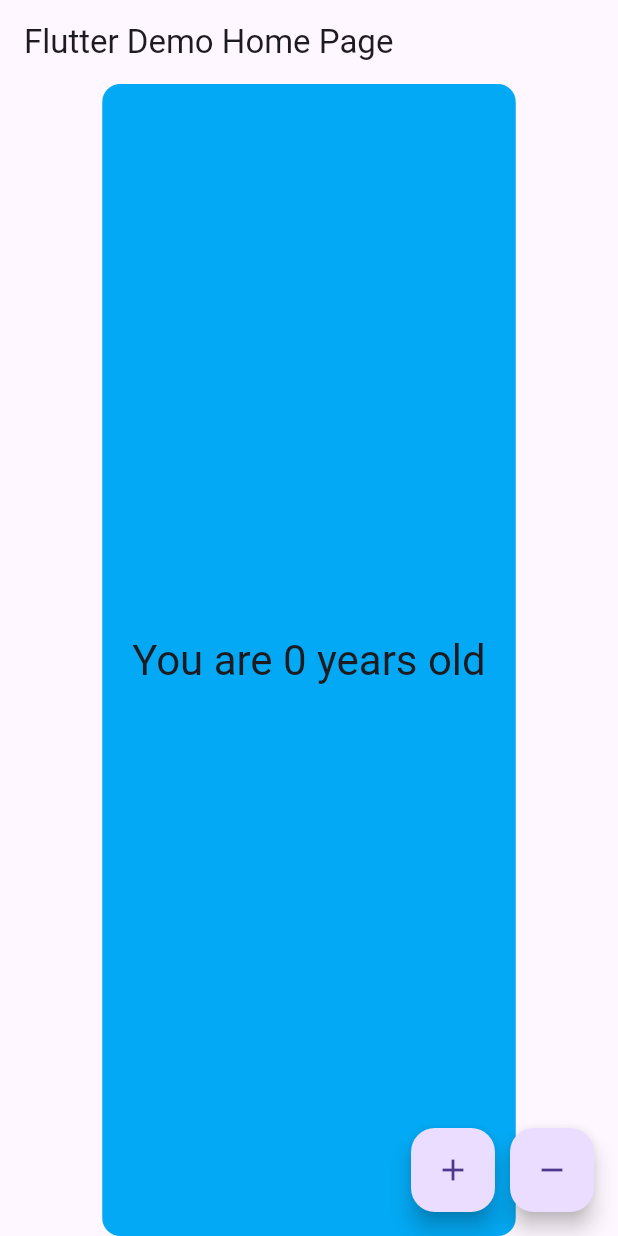
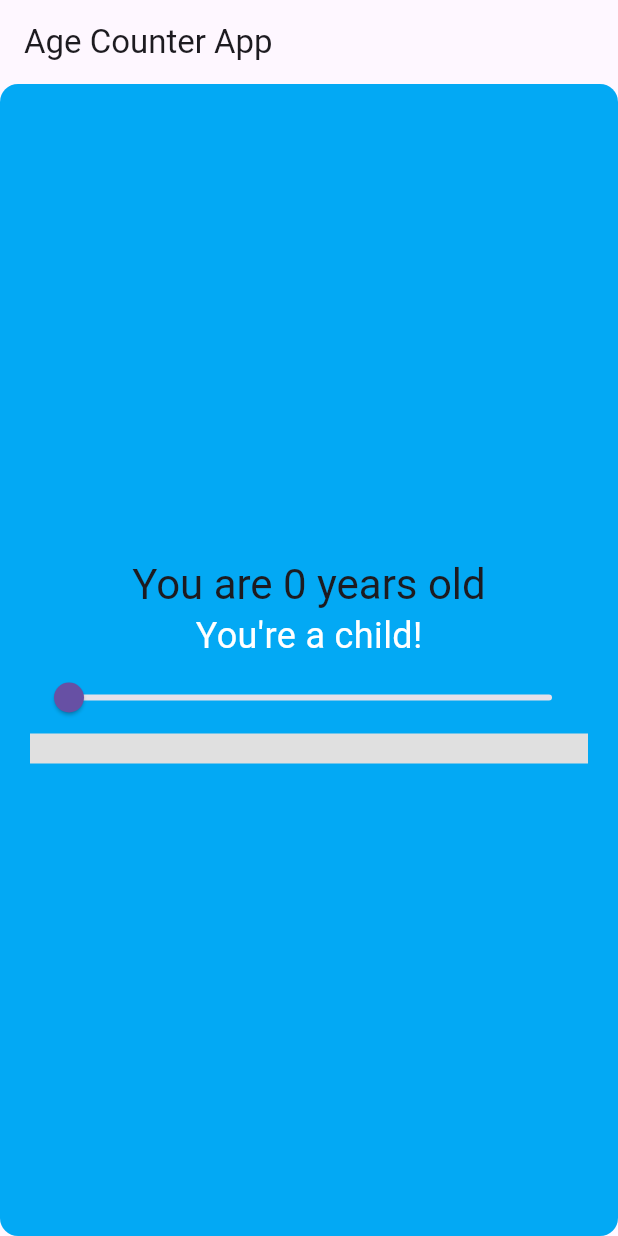
Before and after one commit to hstadler2/age_app_counter, a Flutter app: the screen it shows after launch, on a phone screen of 412 x 824 dp. Run offline on Flutter 3.47's test engine with Material 3 defaults, Android fonts, the phone set to English and light mode, and no system bars; missing offline and left inert: window_size.

Commit message:
Updated Inc/Dec to a new slider, changed colors for better visuals and buggy UI, and added comments for easy reading

```diff
--- a/lib/main.dart
+++ b/lib/main.dart
@@ -1,23 +1,33 @@
+/*
+Harrison Stadler
+02/24/2025
+ClassActivity #06
+Age Counter App
+*/
+
+// Importing necessary Dart and Flutter packages.
 import 'dart:io' show Platform;
 import 'package:flutter/foundation.dart' show kIsWeb;
 import 'package:flutter/material.dart';
 import 'package:provider/provider.dart';
 import 'package:window_size/window_size.dart';
 
+// Main entry point of the application.
 void main() {
-  setupWindow();
+  setupWindow();  // Sets up window properties for desktop apps.
   runApp(
     ChangeNotifierProvider(
-      create: (context) => Counter(),
+      create: (context) => Counter(),  // Creates a Counter object managed by Provider.
       child: const MyApp(),
     ),
   );
 }
 
+// Setup window size and title for desktop platforms, not relevant for web or mobile.
 void setupWindow() {
   if (!kIsWeb && (Platform.isWindows || Platform.isLinux || Platform.isMacOS)) {
     WidgetsFlutterBinding.ensureInitialized();
-    setWindowTitle('Provider Counter');
+    setWindowTitle('Age Counter App');
     setWindowMinSize(const Size(360, 640));
     setWindowMaxSize(const Size(360, 640));
     getCurrentScreen().then((screen) {
@@ -30,33 +40,43 @@ void setupWindow() {
   }
 }
 
+// Counter class using ChangeNotifier to allow for widgets to react to changes.
 class Counter with ChangeNotifier {
-  int value = 0;
+  int value = 0;  // Starting value of the counter.
 
-  void increment() {
-    if (value < 100) {
-      value += 1;
-      notifyListeners();
-    }
+  // Sets the counter value based on the slider and notifies widgets to rebuild.
+  void setValue(double newValue) {
+    value = newValue.round();
+    notifyListeners();
   }
 
-  void decrement() {
-    if (value > 0) {
-      value -= 1;
-      notifyListeners();
-    }
+  // Method to determine the background color of the container based on the age.
+  Color get color {
+    if (value <= 12) return Colors.lightBlue;
+    if (value <= 19) return Colors.green;
+    if (value <= 30) return Colors.yellow;
+    if (value <= 50) return Colors.orange;
+    return Colors.grey;  // Default color for ages 51 and older.
   }
 
-  // Determines the background color based on the age.
-  Color get color {
-    if (value <= 12) return Colors.lightBlue;
-    if (value <= 19) return Colors.lightGreen;
-    if (value <= 30) return Colors.yellow;
-    if (value <= 50) return Colors.orange;
-    return Colors.grey;
+  // Returns a different message depending on the age range.
+  String get message {
+    if (value <= 12) return "You're a child!";
+    if (value <= 19) return "Teenager time!";
+    if (value <= 30) return "You're a young adult!";
+    if (value <= 50) return "You're an adult now!";
+    return "Golden years!";  // For seniors.
+  }
+
+  // Determines the progress bar color based on age.
+  Color get progressBarColor {
+    if (value < 33) return Colors.green;
+    if (value < 67) return Colors.yellow;
+    return Colors.red;  // Color for ages 67 and up.
   }
 }
 
+// MyApp is the main application widget.
 class MyApp extends StatelessWidget {
   const MyApp({super.key});
 
@@ -73,6 +93,7 @@ class MyApp extends StatelessWidget {
   }
 }
 
+// MyHomePage is the widget that displays the main content.
 class MyHomePage extends StatelessWidget {
   const MyHomePage({super.key});
 
@@ -80,14 +101,14 @@ class MyHomePage extends StatelessWidget {
   Widget build(BuildContext context) {
     return Scaffold(
       appBar: AppBar(
-        title: const Text('Flutter Demo Home Page'),
+        title: const Text('Age Counter App'),  // App bar with a simple title.
       ),
       body: Center(
         child: Consumer<Counter>(
           builder: (context, counter, child) => Container(
             padding: const EdgeInsets.all(20),
             decoration: BoxDecoration(
-              color: counter.color,
+              color: counter.color,  // Background color changes based on age.
               borderRadius: BorderRadius.circular(12),
             ),
             child: Column(
@@ -97,27 +118,31 @@ class MyHomePage extends StatelessWidget {
                   'You are ${counter.value} years old',
                   style: Theme.of(context).textTheme.headlineMedium,
                 ),
+                Text(
+                  counter.message,  // Displaying the message based on age.
+                  style: const TextStyle(color: Colors.white, fontSize: 24),
+                ),
+                Slider(
+                  value: counter.value.toDouble(),
+                  min: 0,
+                  max: 99,
+                  divisions: 99,
+                  label: counter.value.toString(),
+                  onChanged: (double newValue) {
+                    counter.setValue(newValue);  // Update age when the slider is adjusted.
+                  },
+                ),
+                LinearProgressIndicator(
+                  value: counter.value / 99,
+                  backgroundColor: Colors.grey[300],
+                  color: counter.progressBarColor,  // Changes color based on age.
+                  minHeight: 20,
+                ),
               ],
             ),
           ),
         ),
       ),
-      floatingActionButton: Row(
-        mainAxisAlignment: MainAxisAlignment.end,
-        children: [
-          FloatingActionButton(
-            onPressed: () => Provider.of<Counter>(context, listen: false).increment(),
-            tooltip: 'Increase Age',
-            child: const Icon(Icons.add),
-          ),
-          const SizedBox(width: 10),
-          FloatingActionButton(
-            onPressed: () => Provider.of<Counter>(context, listen: false).decrement(),
-            tooltip: 'Reduce Age',
-            child: const Icon(Icons.remove),
-          ),
-        ],
-      ),
     );
   }
 }
```
